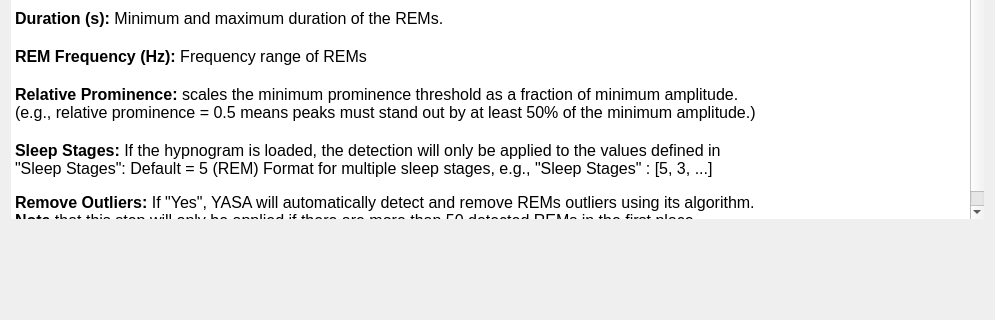
Old version of the form tools/CEAMSTools/DetectREMsYASA/ParametersDescription/Ui_ParametersDescription.ui in the repository SnoozToolbox/snooz-package-ceams; both pictures show x 0 to 995 and y 101 to 421 of the 995 by 640 pixel window.
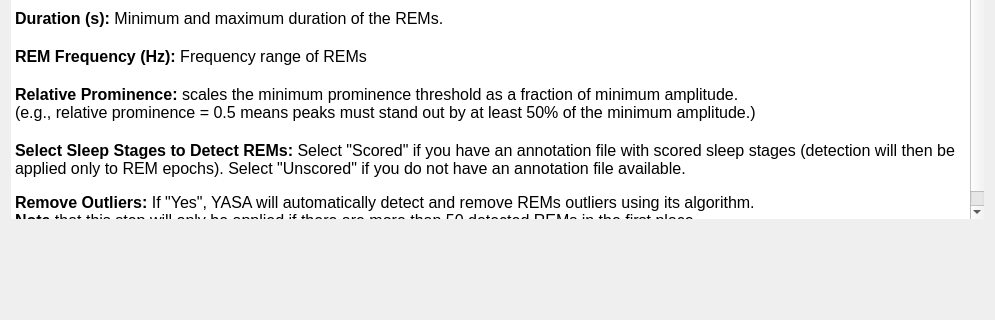
New version of the form.

Commit message: Modifying the UI of the Detect REMs YASA tool. Adding new phasic/tonic parameters to the REMs report

The edit to the form file:
```diff
--- a/tools/CEAMSTools/DetectREMsYASA/ParametersDescription/Ui_ParametersDescription.ui
+++ b/tools/CEAMSTools/DetectREMsYASA/ParametersDescription/Ui_ParametersDescription.ui
@@ -52,7 +52,7 @@
 &lt;p style=&quot;-qt-paragraph-type:empty; margin-top:0px; margin-bottom:0px; margin-left:0px; margin-right:0px; -qt-block-indent:0; text-indent:0px; font-size:12pt; font-weight:700;&quot;&gt;&lt;br /&gt;&lt;/p&gt;
 &lt;p style=&quot; margin-top:0px; margin-bottom:0px; margin-left:0px; margin-right:0px; -qt-block-indent:0; text-indent:0px;&quot;&gt;&lt;span style=&quot; font-size:12pt; font-weight:700;&quot;&gt;Relative Prominence: &lt;/span&gt;&lt;span style=&quot; font-size:12pt;&quot;&gt;scales the minimum prominence threshold as a fraction of minimum amplitude.&lt;br /&gt;(e.g., relative prominence = 0.5 means peaks must stand out by at least 50% of the minimum amplitude.)&lt;/span&gt;&lt;/p&gt;
 &lt;p style=&quot;-qt-paragraph-type:empty; margin-top:0px; margin-bottom:0px; margin-left:0px; margin-right:0px; -qt-block-indent:0; text-indent:0px; font-size:12pt; font-weight:700;&quot;&gt;&lt;br /&gt;&lt;/p&gt;
-&lt;p style=&quot; margin-top:0px; margin-bottom:0px; margin-left:0px; margin-right:0px; -qt-block-indent:0; text-indent:0px;&quot;&gt;&lt;span style=&quot; font-size:12pt; font-weight:700;&quot;&gt;Sleep Stages: &lt;/span&gt;&lt;span style=&quot; font-size:12pt;&quot;&gt;If the hypnogram is loaded, the detection will only be applied to the values defined in&lt;br /&gt;&amp;quot;Sleep Stages&amp;quot;: Default = 5 (REM) Format for multiple sleep stages, e.g., &amp;quot;Sleep Stages&amp;quot; : [5, 3, ...]&lt;/span&gt;&lt;/p&gt;
+&lt;p style=&quot; margin-top:0px; margin-bottom:0px; margin-left:0px; margin-right:0px; -qt-block-indent:0; text-indent:0px;&quot;&gt;&lt;span style=&quot; font-size:12pt; font-weight:700;&quot;&gt;Select Sleep Stages to Detect REMs:&lt;/span&gt;&lt;span style=&quot; font-size:12pt;&quot;&gt; Select &amp;quot;Scored&amp;quot; if you have an annotation file with scored sleep stages (detection will then be applied only to REM epochs). Select &amp;quot;Unscored&amp;quot; if you do not have an annotation file available.&lt;/span&gt;&lt;/p&gt;
 &lt;p style=&quot;-qt-paragraph-type:empty; margin-top:0px; margin-bottom:0px; margin-left:0px; margin-right:0px; -qt-block-indent:0; text-indent:0px;&quot;&gt;&lt;br /&gt;&lt;/p&gt;
 &lt;p style=&quot; margin-top:0px; margin-bottom:0px; margin-left:0px; margin-right:0px; -qt-block-indent:0; text-indent:0px;&quot;&gt;&lt;span style=&quot; font-size:12pt; font-weight:700;&quot;&gt;Remove Outliers: &lt;/span&gt;&lt;span style=&quot; font-size:12pt;&quot;&gt;If &amp;quot;Yes&amp;quot;, YASA will automatically detect and remove REMs outliers using its algorithm.&lt;br /&gt;&lt;/span&gt;&lt;span style=&quot; font-size:12pt; font-weight:600;&quot;&gt;Note&lt;/span&gt;&lt;span style=&quot; font-size:12pt;&quot;&gt; that this step will only be applied if there are more than 50 detected REMs in the first place.&lt;/span&gt;&lt;/p&gt;&lt;/body&gt;&lt;/html&gt;</string>
        </property>
```
Lines whose indentation alone changed are shown as unchanged. The commit also changes 7 other files.
